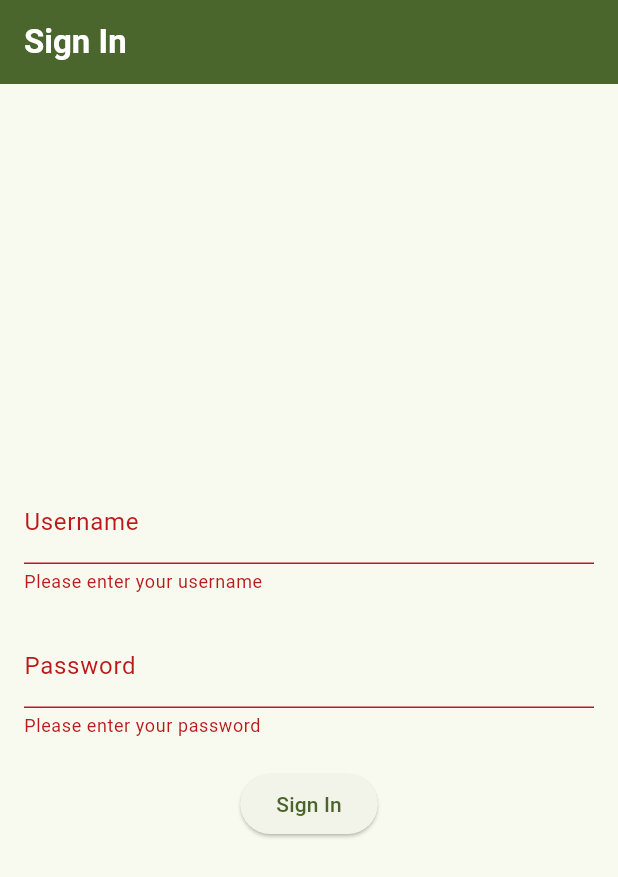
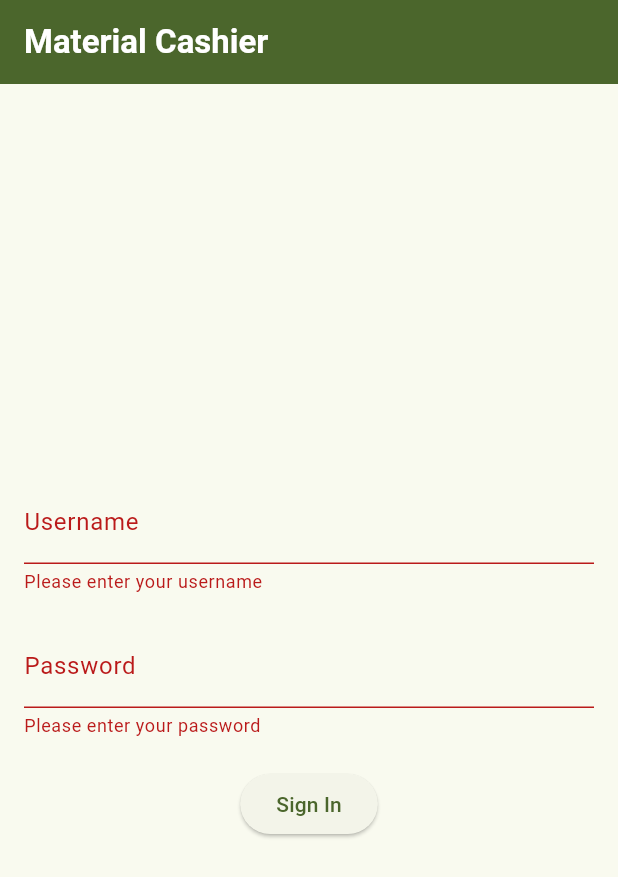
Before and after one commit to WhiteLicorice/Material-Cashier, a Flutter app: the screen it shows after launch, after a tap on "Sign In", on a phone screen of 412 x 824 dp. Shown: the top 877 px of the screen. Run offline on Flutter 3.47's test engine with Material 3 defaults, Android fonts, the light colour scheme and no system bars; our stand-ins replace device_info_plus, flutter_dotenv, flutter_typeahead, logger, responsive_framework, supabase_flutter; accounts and stored records are empty.

Commit message:
prep. added `transaction_status` for `Material Tracker`

```diff
--- a/lib/auth/sign_in_screen.dart
+++ b/lib/auth/sign_in_screen.dart
@@ -21,7 +21,7 @@ class SignInScreenState extends State<SignInScreen> {
   Widget build(BuildContext context) {
     return Scaffold(
       appBar: AppBar(
-        title: const Text('Sign In',
+        title: const Text('Material Cashier',
             style: TextStyle(fontWeight: FontWeight.bold, color: Colors.white)),
         backgroundColor: Theme.of(context).primaryColor,
       ),
@@ -94,7 +94,7 @@ class SignInScreenState extends State<SignInScreen> {
                             logger.d(e);
                             ScaffoldMessenger.of(context).showSnackBar(
                               const SnackBar(
-                                content: Text('Please try again.'),
+                                content: Text('Credentials incorrect.'),
                                 duration: Duration(seconds: 1),
                               ),
                             );
--- a/lib/transaction/transact_checkout.dart
+++ b/lib/transaction/transact_checkout.dart
@@ -96,6 +96,8 @@ Future<void> transactCheckout(
       logger.d(query);
 
       int userId = query[0]['id'];
+      // Signifies that the transaction hasn't been verified by the checker yet
+      int defaultTransactionStatus = 0;
 
       //  Insert transaction hash -> use transaction hash as foreign key when inserting into transaction_items
       final response =
@@ -103,6 +105,7 @@ Future<void> transactCheckout(
         {
           'transaction_hash': transactionHash,
           'transact_by': userId,
+          'transaction_status': defaultTransactionStatus,
         },
       ).select();
 
```
